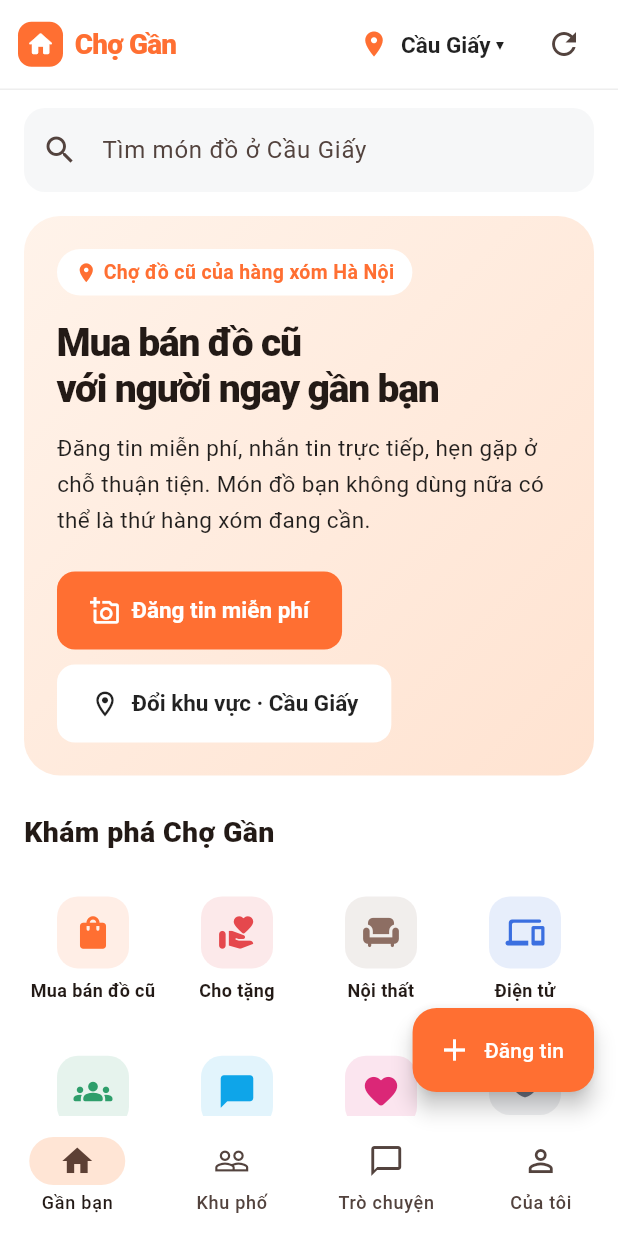
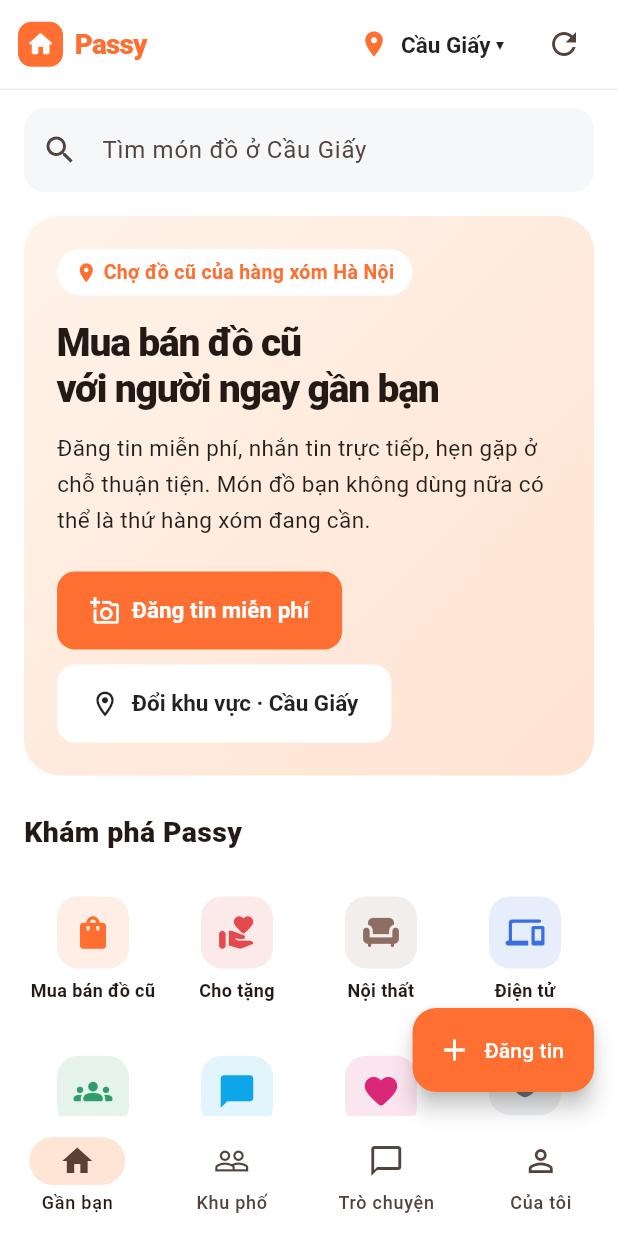
Before and after one commit to ngockhanhyp/cho-gan, a Flutter app: the screen it shows after launch, on a phone screen of 412 x 824 dp. Run offline on Flutter 3.47's test engine with Material 3 defaults, Android fonts, the phone set to English and light mode, and no system bars; our stand-ins replace image_picker, shared_preferences, supabase_flutter; accounts and stored records are empty.

Commit message:
Rename brand from Chợ Gần to Passy
Co-Authored-By: Claude Sonnet 5.5 <noreply@anthropic.com>

```diff
--- a/lib/cloud_app.dart
+++ b/lib/cloud_app.dart
@@ -341,7 +341,7 @@ class ChoGan extends StatelessWidget {
   const ChoGan({super.key});
   @override
   Widget build(BuildContext c) => MaterialApp(
-    title: 'Chợ Gần',
+    title: 'Passy',
     locale: const Locale('vi'),
     supportedLocales: const [Locale('vi')],
     localizationsDelegates: const [
@@ -660,7 +660,7 @@ class _Home extends State<Home> {
         ),
         const SizedBox(width: 8),
         Text(
-          'Chợ Gần',
+          'Passy',
           style: TextStyle(
             fontSize: size * 0.62,
             fontWeight: FontWeight.w900,
@@ -979,7 +979,7 @@ class _Home extends State<Home> {
       crossAxisAlignment: CrossAxisAlignment.start,
       children: [
         Text(
-          'Khám phá Chợ Gần',
+          'Khám phá Passy',
           style: TextStyle(fontSize: wide ? 22 : 19, fontWeight: FontWeight.w800),
         ),
         const SizedBox(height: 14),
@@ -1423,7 +1423,7 @@ class _Home extends State<Home> {
               const Divider(color: Color(0xFFE5E5E5)),
               const SizedBox(height: 12),
               const Text(
-                '© 2026 Chợ Gần · Dự án cộng đồng thử nghiệm tại Hà Nội',
+                '© 2026 Passy · Dự án cộng đồng thử nghiệm tại Hà Nội',
                 style: TextStyle(color: Colors.black45, fontSize: 13),
               ),
             ],
@@ -1679,7 +1679,7 @@ class _Home extends State<Home> {
         ),
         const SizedBox(height: 24),
         const Text(
-          'Chợ Gần · Mua bán miễn phí, gặp nhau trực tiếp.\nKhông yêu cầu đặt cọc để mở khóa giao dịch.',
+          'Passy · Mua bán miễn phí, gặp nhau trực tiếp.\nKhông yêu cầu đặt cọc để mở khóa giao dịch.',
           textAlign: TextAlign.center,
           style: TextStyle(color: muted, height: 1.6, fontSize: 13),
         ),
@@ -1856,7 +1856,7 @@ class _Login extends State<Login> {
             padding: const EdgeInsets.all(24),
             children: [
               Text(
-                signup ? 'Tham gia Chợ Gần' : 'Chào hàng xóm!',
+                signup ? 'Tham gia Passy' : 'Chào hàng xóm!',
                 style: const TextStyle(fontSize: 28, fontWeight: FontWeight.w900),
               ),
               const SizedBox(height: 8),
--- a/lib/demo_main.dart
+++ b/lib/demo_main.dart
@@ -139,7 +139,7 @@ class MarketState extends State<Market> {
   @override
   Widget build(BuildContext context) => MaterialApp(
     debugShowCheckedModeBanner: false,
-    title: 'Chợ Gần',
+    title: 'Passy',
     theme: ThemeData(
       colorScheme: ColorScheme.fromSeed(seedColor: orange),
       scaffoldBackgroundColor: Colors.white,
@@ -637,7 +637,7 @@ class MarketState extends State<Market> {
       ...items.where((x) => saved.contains(x['id'])).map((x) => tile(c, x)),
       const SizedBox(height: 20),
       const Text(
-        'Chợ Gần · V1\nDữ liệu lưu trên thiết bị. Chưa có tài khoản trực tuyến hoặc đồng bộ giữa web và app.',
+        'Passy · V1\nDữ liệu lưu trên thiết bị. Chưa có tài khoản trực tuyến hoặc đồng bộ giữa web và app.',
         style: TextStyle(color: Colors.grey),
       ),
     ],
--- a/lib/listing_edit.dart
+++ b/lib/listing_edit.dart
@@ -132,7 +132,7 @@ class _ListingLink extends State<ListingLink> {
       }
       if (s.hasError || s.data == null) {
         return Scaffold(
-          appBar: AppBar(title: const Text('Chợ Gần')),
+          appBar: AppBar(title: const Text('Passy')),
           body: const PageBody(
             children: [
               EmptyState(
```
Also changed, not shown: 7 other files.
